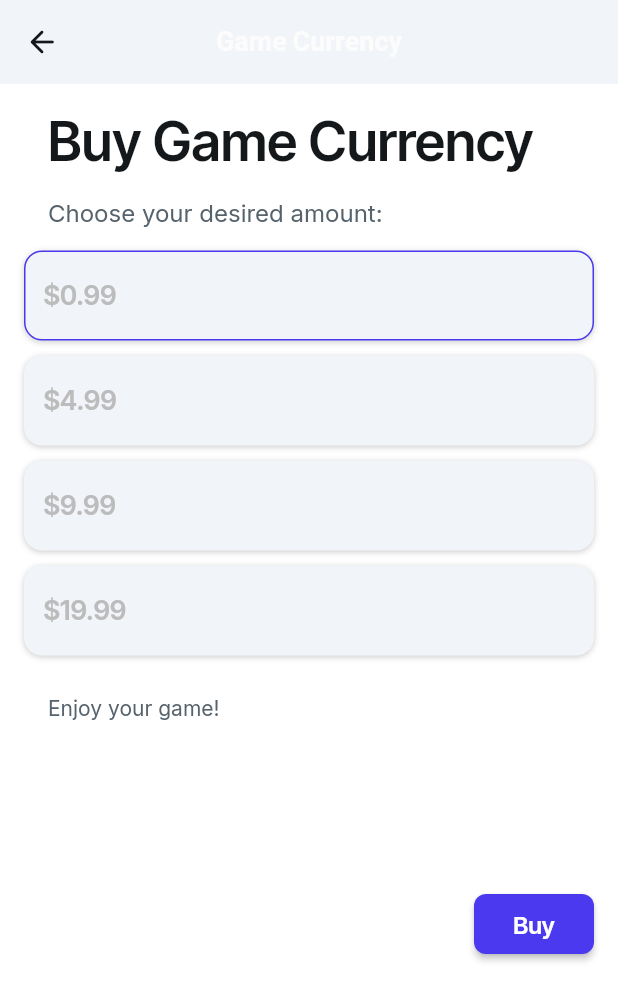
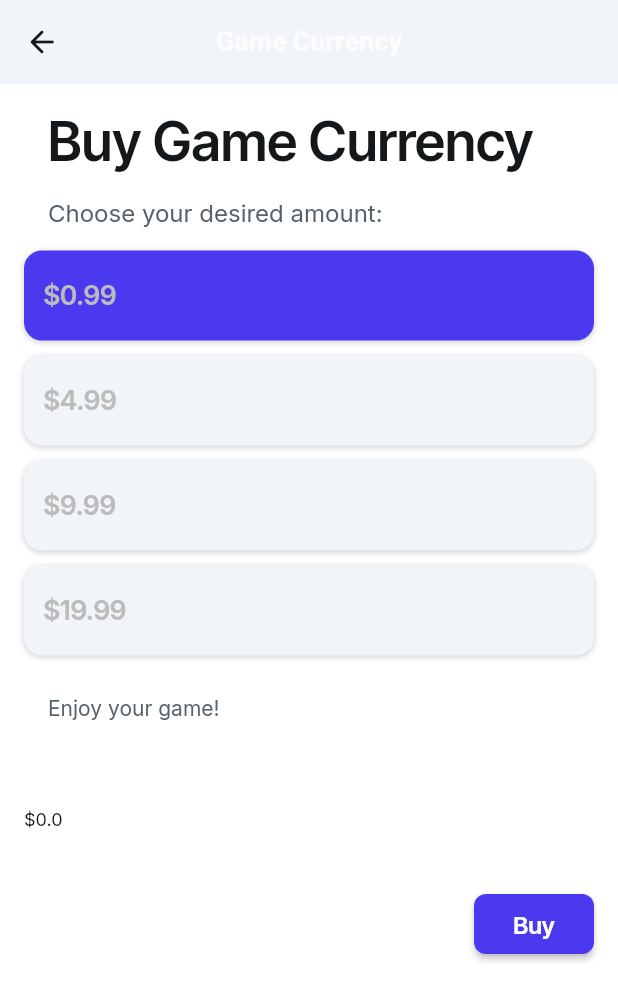
Before and after one commit to Lxymeteor/flutterflowDemo, a Flutter app: the BuyGemPageWidget screen opened by its route, on a phone screen of 412 x 824 dp. Shown: the top 1001 px of the screen. Run offline on Flutter 3.47's test engine with Material 3 defaults, Android fonts, the phone set to English and light mode, and no system bars; drawn by our look-alikes of auto_size_text; our stand-ins replace cached_network_image, dropdown_button2, equatable, font_awesome_flutter, from_css_color, go_router and 5 more; missing offline and left inert: json_path, mime_type; accounts and stored records are empty; network calls fail.

Commit message:
Updating to latest FlutterFlow output.

```diff
--- a/lib/app_state.dart
+++ b/lib/app_state.dart
@@ -254,12 +254,6 @@ class FFAppState extends ChangeNotifier {
     chatList.insert(index, value);
   }
 
-  String _payCount = '';
-  String get payCount => _payCount;
-  set payCount(String value) {
-    _payCount = value;
-  }
-
   List<PayGearsStruct> _payGearsList = [
     PayGearsStruct.fromSerializableMap(jsonDecode(
         '{\"id\":\"1\",\"payCount\":\"0.99\",\"getCount\":\"0.99\",\"chooseState\":\"1\",\"state\":\"1\"}')),
--- a/lib/index.dart
+++ b/lib/index.dart
@@ -10,4 +10,4 @@ export '/pages/creative_partner/creative_partner_widget.dart'
     show CreativePartnerWidget;
 export '/pages/chat_page/chat_page_widget.dart' show ChatPageWidget;
 export '/pages/pay_page/pay_page_widget.dart' show PayPageWidget;
-export '/buy_gem_page/buy_gem_page_widget.dart' show BuyGemPageWidget;
+export '/pages/buy_gem_page/buy_gem_page_widget.dart' show BuyGemPageWidget;
--- a/lib/buy_gem_page/buy_gem_page_model.dart
+++ b/lib/pages/buy_gem_page/buy_gem_page_model.dart
@@ -3,6 +3,12 @@ import 'buy_gem_page_widget.dart' show BuyGemPageWidget;
 import 'package:flutter/material.dart';
 
 class BuyGemPageModel extends FlutterFlowModel<BuyGemPageWidget> {
+  ///  Local state fields for this page.
+
+  int? state = 0;
+
+  double? payCount = 0.0;
+
   @override
   void initState(BuildContext context) {}
 
--- a/lib/buy_gem_page/buy_gem_page_widget.dart
+++ b/lib/pages/buy_gem_page/buy_gem_page_widget.dart
@@ -52,8 +52,8 @@ class _BuyGemPageWidgetState extends State<BuyGemPageWidget> {
               color: FlutterFlowTheme.of(context).primaryText,
               size: 24.0,
             ),
-            onPressed: () {
-              print('IconButton pressed ...');
+            onPressed: () async {
+              context.safePop();
             },
           ),
           title: Text(
@@ -117,15 +117,18 @@ class _BuyGemPageWidgetState extends State<BuyGemPageWidget> {
                             hoverColor: Colors.transparent,
                             highlightColor: Colors.transparent,
                             onTap: () async {
-                              FFAppState().payCount =
-                                  payGearsListItem.payCount.toString();
+                              _model.payCount = payGearsListItem.payCount;
+                              safeSetState(() {});
+                              _model.state = payGearsListIndex;
                               safeSetState(() {});
                             },
                             child: Container(
                               width: double.infinity,
                               height: 60.0,
                               decoration: BoxDecoration(
-                                color: FlutterFlowTheme.of(context)
+                                color: _model.state == payGearsListIndex
+                                    ? FlutterFlowTheme.of(context).primary
+                                    : FlutterFlowTheme.of(context)
                                         .primaryBackground,
                                 boxShadow: const [
                                   BoxShadow(
@@ -140,7 +143,7 @@ class _BuyGemPageWidgetState extends State<BuyGemPageWidget> {
                                 ],
                                 borderRadius: BorderRadius.circular(12.0),
                                 border: Border.all(
-                                  color: payGearsListItem.chooseState == 1
+                                  color: _model.state == payGearsListIndex
                                       ? FlutterFlowTheme.of(context).primary
                                       : const Color(0x00000000),
                                 ),
@@ -198,13 +201,25 @@ class _BuyGemPageWidgetState extends State<BuyGemPageWidget> {
                   decoration: BoxDecoration(
                     color: FlutterFlowTheme.of(context).secondaryBackground,
                   ),
-                  child: Text(
-                    FFAppState().payCount,
+                  child: Row(
+                    mainAxisSize: MainAxisSize.max,
+                    children: [
+                      Text(
+                        '\$',
+                        style: FlutterFlowTheme.of(context).bodyMedium.override(
+                              fontFamily: 'Inter',
+                              letterSpacing: 0.0,
+                            ),
+                      ),
+                      Text(
+                        _model.payCount.toString(),
                         textAlign: TextAlign.center,
                         style: FlutterFlowTheme.of(context).bodyMedium.override(
                               fontFamily: 'Inter',
                               letterSpacing: 0.0,
                             ),
+                      ),
+                    ],
                   ),
                 ),
                 Align(
```
Lines whose indentation alone changed are shown as unchanged.
